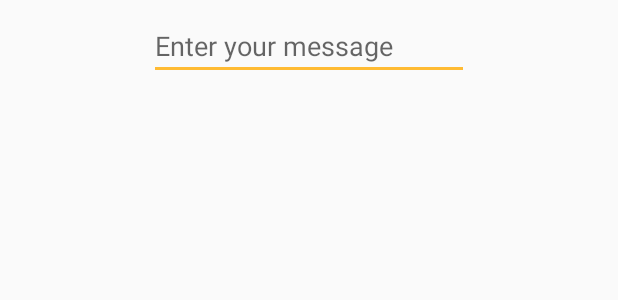
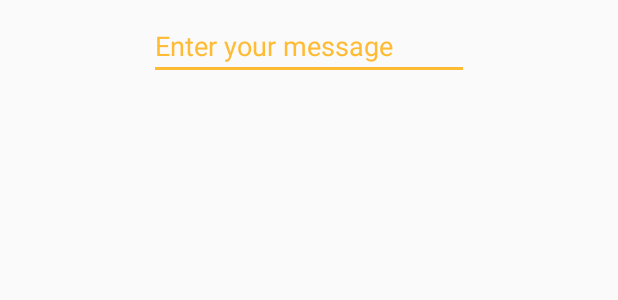
Before and after one commit to perrinemo/NoMoreSolo, an Android app: the layout dialog_msg.xml on its own in the app's theme, with its tools: preview values and no code run, on a phone screen of 412 x 824 dp. Shown: the top 300 px of the screen. Run offline under Robolectric (Android 15) with nearby library versions, the phone set to English and light mode, and no system bars.

Commit message:
design dialog msg

```diff
--- a/app/src/main/res/layout/dialog_msg.xml
+++ b/app/src/main/res/layout/dialog_msg.xml
@@ -18,6 +18,8 @@
         android:ems="10"
         android:hint="Enter your message"
         android:inputType="textShortMessage"
+        android:textColor="@android:color/holo_orange_light"
+        android:textColorHint="@android:color/holo_orange_light"
         app:layout_constraintEnd_toEndOf="parent"
         app:layout_constraintStart_toStartOf="parent"
         app:layout_constraintTop_toTopOf="parent" />
```
